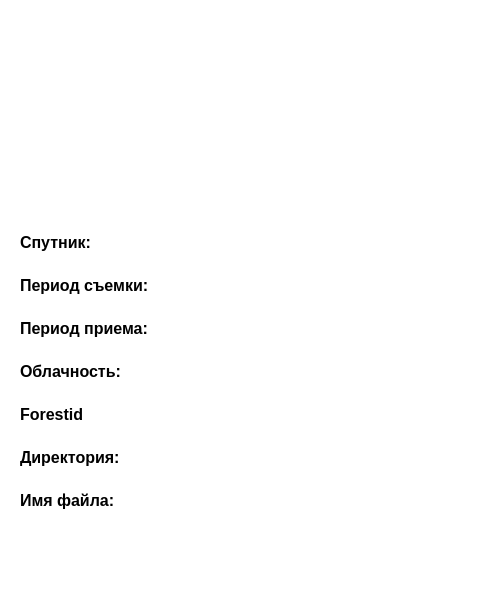
Before: the Qt Designer form UI/infoWidget.ui in Quitzero/MyDiplom, drawn with Qt 5.
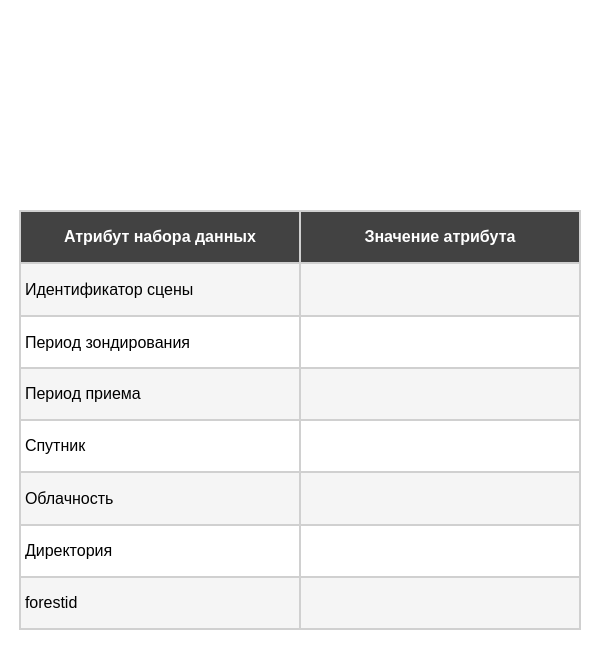
After: the same form once the commit is applied. Icons and pictures are not drawn.

Patch:
```diff
--- a/UI/infoWidget.ui
+++ b/UI/infoWidget.ui
@@ -6,20 +6,20 @@
    <rect>
     <x>0</x>
     <y>0</y>
-    <width>500</width>
-    <height>600</height>
+    <width>600</width>
+    <height>650</height>
    </rect>
   </property>
   <property name="minimumSize">
    <size>
-    <width>500</width>
-    <height>600</height>
+    <width>600</width>
+    <height>650</height>
    </size>
   </property>
   <property name="maximumSize">
    <size>
-    <width>500</width>
-    <height>600</height>
+    <width>600</width>
+    <height>650</height>
    </size>
   </property>
   <property name="windowTitle">
@@ -31,8 +31,20 @@
 }</string>
   </property>
   <layout class="QVBoxLayout" name="verticalLayout">
+   <property name="spacing">
+    <number>10</number>
+   </property>
+   <property name="leftMargin">
+    <number>19</number>
+   </property>
+   <property name="topMargin">
+    <number>0</number>
+   </property>
+   <property name="rightMargin">
+    <number>19</number>
+   </property>
    <property name="bottomMargin">
-    <number>40</number>
+    <number>20</number>
    </property>
    <item>
     <layout class="QHBoxLayout" name="horizontalLayout">
@@ -93,57 +105,99 @@
     </layout>
    </item>
    <item>
-    <widget class="QScrollArea" name="scrollArea">
+    <widget class="QFrame" name="frame">
      <property name="minimumSize">
       <size>
-       <width>400</width>
-       <height>0</height>
-      </size>
-     </property>
-     <property name="maximumSize">
-      <size>
-       <width>482</width>
-       <height>16777215</height>
+       <width>0</width>
+       <height>380</height>
       </size>
      </property>
      <property name="styleSheet">
-      <string notr="true">QScrollArea{
-border:0px;
+      <string notr="true">QFrame{
+border: 1px solid rgb(208, 208, 208);
 }
-QWidget{
-background-color: rgb(255, 255, 255);
-
-}</string>
+</string>
      </property>
-     <property name="widgetResizable">
-      <bool>true</bool>
+     <property name="frameShape">
+      <enum>QFrame::StyledPanel</enum>
      </property>
-     <widget class="QWidget" name="scrollAreaWidgetContents">
-      <property name="geometry">
-       <rect>
-        <x>0</x>
-        <y>0</y>
-        <width>482</width>
-        <height>343</height>
-       </rect>
+     <property name="frameShadow">
+      <enum>QFrame::Raised</enum>
       </property>
       <layout class="QVBoxLayout" name="verticalLayout_2">
        <property name="spacing">
-        <number>10</number>
-       </property>
+       <number>0</number>
+      </property>
+      <property name="leftMargin">
+       <number>0</number>
+      </property>
+      <property name="topMargin">
+       <number>0</number>
+      </property>
+      <property name="rightMargin">
+       <number>0</number>
+      </property>
+      <property name="bottomMargin">
+       <number>0</number>
+      </property>
        <item>
-        <layout class="QHBoxLayout" name="horizontalLayout_2">
+       <layout class="QHBoxLayout" name="horizontalLayout_10">
+        <property name="spacing">
+         <number>0</number>
+        </property>
          <item>
-          <widget class="QLabel" name="SatelliteLabel">
+         <widget class="QLabel" name="SatelliteLabel_2">
            <property name="minimumSize">
             <size>
-             <width>150</width>
+            <width>280</width>
+            <height>30</height>
+           </size>
+          </property>
+          <property name="maximumSize">
+           <size>
+            <width>280</width>
+            <height>16777215</height>
+           </size>
+          </property>
+          <property name="font">
+           <font>
+            <pointsize>12</pointsize>
+            <weight>75</weight>
+            <bold>true</bold>
+           </font>
+          </property>
+          <property name="cursor">
+           <cursorShape>IBeamCursor</cursorShape>
+          </property>
+          <property name="layoutDirection">
+           <enum>Qt::LeftToRight</enum>
+          </property>
+          <property name="styleSheet">
+           <string notr="true">color: rgb(255, 255, 255);
+background-color: rgb(66, 66, 66);</string>
+          </property>
+          <property name="text">
+           <string>Атрибут набора данных</string>
+          </property>
+          <property name="alignment">
+           <set>Qt::AlignCenter</set>
+          </property>
+          <property name="textInteractionFlags">
+           <set>Qt::LinksAccessibleByMouse|Qt::TextSelectableByMouse</set>
+          </property>
+         </widget>
+        </item>
+        <item>
+         <widget class="QLabel" name="Satellite_2">
+          <property name="minimumSize">
+           <size>
+            <width>280</width>
              <height>0</height>
             </size>
            </property>
            <property name="maximumSize">
             <size>
-             <width>150</width>
+            <width>280</width>
              <height>16777215</height>
             </size>
            </property>
@@ -157,23 +211,84 @@
            <property name="cursor">
             <cursorShape>IBeamCursor</cursorShape>
            </property>
+          <property name="styleSheet">
+           <string notr="true">color: rgb(255, 255, 255);
+background-color: rgb(66, 66, 66);</string>
+          </property>
            <property name="text">
-            <string>Спутник:</string>
-           </property>
+           <string>Значение атрибута</string>
+          </property>
+          <property name="alignment">
+           <set>Qt::AlignCenter</set>
+          </property>
+          <property name="wordWrap">
+           <bool>true</bool>
+          </property>
            <property name="textInteractionFlags">
             <set>Qt::LinksAccessibleByMouse|Qt::TextSelectableByMouse</set>
            </property>
           </widget>
          </item>
+       </layout>
+      </item>
          <item>
-          <widget class="QLabel" name="Satellite">
+       <layout class="QHBoxLayout" name="horizontalLayout_4">
+        <property name="spacing">
+         <number>0</number>
+        </property>
+        <item>
+         <widget class="QLabel" name="SceneIdentifierLabel">
+          <property name="minimumSize">
+           <size>
+            <width>150</width>
+            <height>30</height>
+           </size>
+          </property>
+          <property name="maximumSize">
+           <size>
+            <width>280</width>
+            <height>16777215</height>
+           </size>
+          </property>
            <property name="font">
             <font>
-             <pointsize>10</pointsize>
+            <pointsize>12</pointsize>
+            <weight>50</weight>
+            <bold>false</bold>
             </font>
            </property>
            <property name="cursor">
             <cursorShape>IBeamCursor</cursorShape>
+          </property>
+          <property name="styleSheet">
+           <string notr="true">background-color: rgb(245, 245, 245);</string>
+          </property>
+          <property name="text">
+           <string>Идентификатор сцены</string>
+          </property>
+          <property name="textInteractionFlags">
+           <set>Qt::LinksAccessibleByMouse|Qt::TextSelectableByMouse</set>
+          </property>
+         </widget>
+        </item>
+        <item>
+         <widget class="QLabel" name="SceneIdentifier">
+          <property name="maximumSize">
+           <size>
+            <width>280</width>
+            <height>16777215</height>
+           </size>
+          </property>
+          <property name="font">
+           <font>
+            <pointsize>12</pointsize>
+           </font>
+          </property>
+          <property name="cursor">
+           <cursorShape>IBeamCursor</cursorShape>
+          </property>
+          <property name="styleSheet">
+           <string notr="true">background-color: rgb(245, 245, 245);</string>
            </property>
            <property name="text">
             <string/>
@@ -189,64 +304,67 @@
         </layout>
        </item>
        <item>
-        <layout class="QHBoxLayout" name="horizontalLayout_3">
+       <layout class="QHBoxLayout" name="horizontalLayout_9">
+        <property name="spacing">
+         <number>0</number>
+        </property>
          <item>
           <widget class="QLabel" name="sensingTimeLabel">
            <property name="minimumSize">
             <size>
              <width>150</width>
-             <height>0</height>
+            <height>30</height>
             </size>
            </property>
            <property name="maximumSize">
             <size>
-             <width>150</width>
+            <width>280</width>
              <height>16777215</height>
             </size>
            </property>
            <property name="font">
             <font>
              <pointsize>12</pointsize>
-             <weight>75</weight>
-             <bold>true</bold>
-            </font>
-           </property>
-           <property name="cursor">
-            <cursorShape>IBeamCursor</cursorShape>
+            <weight>50</weight>
+            <bold>false</bold>
+           </font>
+          </property>
+          <property name="styleSheet">
+           <string notr="true"/>
            </property>
            <property name="text">
-            <string>Период съемки:</string>
-           </property>
-           <property name="textInteractionFlags">
-            <set>Qt::LinksAccessibleByMouse|Qt::TextSelectableByMouse</set>
+           <string>Период зондирования</string>
            </property>
           </widget>
          </item>
          <item>
           <widget class="QLabel" name="sensingTime">
+          <property name="maximumSize">
+           <size>
+            <width>280</width>
+            <height>16777215</height>
+           </size>
+          </property>
            <property name="font">
             <font>
-             <pointsize>10</pointsize>
-            </font>
-           </property>
-           <property name="cursor">
-            <cursorShape>IBeamCursor</cursorShape>
+            <pointsize>12</pointsize>
+           </font>
+          </property>
+          <property name="styleSheet">
+           <string notr="true"/>
            </property>
            <property name="text">
             <string/>
            </property>
-           <property name="wordWrap">
-            <bool>true</bool>
-           </property>
-           <property name="textInteractionFlags">
-            <set>Qt::LinksAccessibleByMouse|Qt::TextSelectableByMouse</set>
-           </property>
           </widget>
          </item>
         </layout>
        </item>
        <item>
-        <layout class="QHBoxLayout" name="horizontalLayout_4">
+       <layout class="QHBoxLayout" name="horizontalLayout_6">
+        <property name="spacing">
+         <number>0</number>
+        </property>
          <item>
           <widget class="QLabel" name="creationTimeLabel">
            <property name="minimumSize">
@@ -257,22 +375,25 @@
            </property>
            <property name="maximumSize">
             <size>
-             <width>150</width>
+            <width>280</width>
              <height>16777215</height>
             </size>
            </property>
            <property name="font">
             <font>
              <pointsize>12</pointsize>
-             <weight>75</weight>
-             <bold>true</bold>
+            <weight>50</weight>
+            <bold>false</bold>
             </font>
            </property>
            <property name="cursor">
             <cursorShape>IBeamCursor</cursorShape>
            </property>
+          <property name="styleSheet">
+           <string notr="true">background-color: rgb(245, 245, 245);</string>
+          </property>
            <property name="text">
-            <string>Период приема:</string>
+           <string>Период приема</string>
            </property>
            <property name="textInteractionFlags">
             <set>Qt::LinksAccessibleByMouse|Qt::TextSelectableByMouse</set>
@@ -281,14 +402,23 @@
          </item>
          <item>
           <widget class="QLabel" name="creationTime">
+          <property name="maximumSize">
+           <size>
+            <width>280</width>
+            <height>16777215</height>
+           </size>
+          </property>
            <property name="font">
             <font>
-             <pointsize>10</pointsize>
+            <pointsize>12</pointsize>
             </font>
            </property>
            <property name="cursor">
             <cursorShape>IBeamCursor</cursorShape>
            </property>
+          <property name="styleSheet">
+           <string notr="true">background-color: rgb(245, 245, 245);</string>
+          </property>
            <property name="text">
             <string/>
            </property>
@@ -303,33 +433,111 @@
         </layout>
        </item>
        <item>
-        <layout class="QHBoxLayout" name="horizontalLayout_5">
+       <layout class="QHBoxLayout" name="horizontalLayout_3">
+        <property name="spacing">
+         <number>0</number>
+        </property>
+        <item>
+         <widget class="QLabel" name="satelliteLabel">
+          <property name="minimumSize">
+           <size>
+            <width>150</width>
+            <height>30</height>
+           </size>
+          </property>
+          <property name="maximumSize">
+           <size>
+            <width>280</width>
+            <height>16777215</height>
+           </size>
+          </property>
+          <property name="font">
+           <font>
+            <pointsize>12</pointsize>
+            <weight>50</weight>
+            <bold>false</bold>
+           </font>
+          </property>
+          <property name="cursor">
+           <cursorShape>IBeamCursor</cursorShape>
+          </property>
+          <property name="styleSheet">
+           <string notr="true"/>
+          </property>
+          <property name="text">
+           <string>Cпутник</string>
+          </property>
+          <property name="textInteractionFlags">
+           <set>Qt::LinksAccessibleByMouse|Qt::TextSelectableByMouse</set>
+          </property>
+         </widget>
+        </item>
+        <item>
+         <widget class="QLabel" name="satellite">
+          <property name="maximumSize">
+           <size>
+            <width>280</width>
+            <height>16777215</height>
+           </size>
+          </property>
+          <property name="font">
+           <font>
+            <pointsize>12</pointsize>
+           </font>
+          </property>
+          <property name="cursor">
+           <cursorShape>IBeamCursor</cursorShape>
+          </property>
+          <property name="styleSheet">
+           <string notr="true"/>
+          </property>
+          <property name="text">
+           <string/>
+          </property>
+          <property name="wordWrap">
+           <bool>true</bool>
+          </property>
+          <property name="textInteractionFlags">
+           <set>Qt::LinksAccessibleByMouse|Qt::TextSelectableByMouse</set>
+          </property>
+         </widget>
+        </item>
+       </layout>
+      </item>
+      <item>
+       <layout class="QHBoxLayout" name="horizontalLayout_2">
+        <property name="spacing">
+         <number>0</number>
+        </property>
          <item>
           <widget class="QLabel" name="cloudPercentageLabel">
            <property name="minimumSize">
             <size>
              <width>150</width>
-             <height>0</height>
+            <height>30</height>
             </size>
            </property>
            <property name="maximumSize">
             <size>
-             <width>150</width>
+            <width>280</width>
              <height>16777215</height>
             </size>
            </property>
            <property name="font">
             <font>
              <pointsize>12</pointsize>
-             <weight>75</weight>
-             <bold>true</bold>
+            <weight>50</weight>
+            <bold>false</bold>
             </font>
            </property>
            <property name="cursor">
             <cursorShape>IBeamCursor</cursorShape>
            </property>
+          <property name="styleSheet">
+           <string notr="true">background-color: rgb(245, 245, 245);</string>
+          </property>
            <property name="text">
-            <string>Облачность:</string>
+           <string>Облачность</string>
            </property>
            <property name="textInteractionFlags">
             <set>Qt::LinksAccessibleByMouse|Qt::TextSelectableByMouse</set>
@@ -338,70 +546,22 @@
          </item>
          <item>
           <widget class="QLabel" name="cloudPercentage">
-           <property name="font">
-            <font>
-             <pointsize>10</pointsize>
-            </font>
-           </property>
-           <property name="cursor">
-            <cursorShape>IBeamCursor</cursorShape>
-           </property>
-           <property name="text">
-            <string/>
-           </property>
-           <property name="wordWrap">
-            <bool>true</bool>
-           </property>
-           <property name="textInteractionFlags">
-            <set>Qt::LinksAccessibleByMouse|Qt::TextSelectableByMouse</set>
-           </property>
-          </widget>
-         </item>
-        </layout>
-       </item>
-       <item>
-        <layout class="QHBoxLayout" name="horizontalLayout_6">
-         <item>
-          <widget class="QLabel" name="forestidLabel">
-           <property name="minimumSize">
-            <size>
-             <width>150</width>
-             <height>0</height>
-            </size>
-           </property>
            <property name="maximumSize">
             <size>
-             <width>150</width>
+            <width>280</width>
              <height>16777215</height>
             </size>
            </property>
            <property name="font">
             <font>
              <pointsize>12</pointsize>
-             <weight>75</weight>
-             <bold>true</bold>
             </font>
            </property>
            <property name="cursor">
             <cursorShape>IBeamCursor</cursorShape>
            </property>
-           <property name="text">
-            <string>Forestid</string>
-           </property>
-           <property name="textInteractionFlags">
-            <set>Qt::LinksAccessibleByMouse|Qt::TextSelectableByMouse</set>
-           </property>
-          </widget>
-         </item>
-         <item>
-          <widget class="QLabel" name="forestid">
-           <property name="font">
-            <font>
-             <pointsize>10</pointsize>
-            </font>
-           </property>
-           <property name="cursor">
-            <cursorShape>IBeamCursor</cursorShape>
+          <property name="styleSheet">
+           <string notr="true">background-color: rgb(245, 245, 245);</string>
            </property>
            <property name="text">
             <string/>
@@ -417,33 +577,39 @@
         </layout>
        </item>
        <item>
-        <layout class="QHBoxLayout" name="horizontalLayout_7">
+       <layout class="QHBoxLayout" name="horizontalLayout_5">
+        <property name="spacing">
+         <number>0</number>
+        </property>
          <item>
           <widget class="QLabel" name="DirectoryLabel">
            <property name="minimumSize">
             <size>
              <width>150</width>
-             <height>0</height>
+            <height>30</height>
             </size>
            </property>
            <property name="maximumSize">
             <size>
-             <width>150</width>
+            <width>280</width>
              <height>16777215</height>
             </size>
            </property>
            <property name="font">
             <font>
              <pointsize>12</pointsize>
-             <weight>75</weight>
-             <bold>true</bold>
+            <weight>50</weight>
+            <bold>false</bold>
             </font>
            </property>
            <property name="cursor">
             <cursorShape>IBeamCursor</cursorShape>
            </property>
+          <property name="styleSheet">
+           <string notr="true"/>
+          </property>
            <property name="text">
-            <string>Директория:</string>
+           <string>Директория</string>
            </property>
            <property name="textInteractionFlags">
             <set>Qt::LinksAccessibleByMouse|Qt::TextSelectableByMouse</set>
@@ -452,112 +618,112 @@
          </item>
          <item>
           <widget class="QLabel" name="Directory">
-           <property name="text">
-            <string/>
-           </property>
-          </widget>
-         </item>
-        </layout>
-       </item>
-       <item>
-        <layout class="QHBoxLayout" name="horizontalLayout_9">
-         <item>
-          <widget class="QLabel" name="FileNameLabel">
            <property name="minimumSize">
             <size>
-             <width>150</width>
+            <width>238</width>
              <height>0</height>
             </size>
            </property>
            <property name="maximumSize">
             <size>
-             <width>150</width>
+            <width>280</width>
              <height>16777215</height>
             </size>
            </property>
            <property name="font">
             <font>
              <pointsize>12</pointsize>
-             <weight>75</weight>
-             <bold>true</bold>
-            </font>
-           </property>
-           <property name="text">
-            <string>Имя файла:</string>
-           </property>
-          </widget>
-         </item>
-         <item>
-          <widget class="QLabel" name="FileName">
+           </font>
+          </property>
+          <property name="cursor">
+           <cursorShape>IBeamCursor</cursorShape>
+          </property>
+          <property name="styleSheet">
+           <string notr="true"/>
+          </property>
            <property name="text">
             <string/>
            </property>
+          <property name="wordWrap">
+           <bool>true</bool>
+          </property>
+          <property name="textInteractionFlags">
+           <set>Qt::LinksAccessibleByMouse|Qt::TextSelectableByMouse</set>
+          </property>
           </widget>
          </item>
         </layout>
        </item>
        <item>
-        <layout class="QHBoxLayout" name="horizontalLayout_8">
+       <layout class="QHBoxLayout" name="horizontalLayout_7">
+        <property name="spacing">
+         <number>0</number>
+        </property>
          <item>
-          <widget class="QPushButton" name="LoadButton">
+         <widget class="QLabel" name="forestidLabel">
            <property name="minimumSize">
             <size>
-             <width>24</width>
-             <height>24</height>
+            <width>280</width>
+            <height>30</height>
             </size>
            </property>
            <property name="maximumSize">
             <size>
-             <width>24</width>
-             <height>24</height>
+            <width>280</width>
+            <height>16777215</height>
             </size>
            </property>
            <property name="font">
             <font>
              <pointsize>12</pointsize>
-             <weight>75</weight>
-             <bold>true</bold>
+            <weight>50</weight>
+            <bold>false</bold>
             </font>
            </property>
            <property name="cursor">
             <cursorShape>PointingHandCursor</cursorShape>
            </property>
            <property name="styleSheet">
-            <string notr="true">QPushButton{
-border:none;
-width:24px;
-height:24px;
-}
-QPushButton{
-background-image: url(:/download/download-blue.png);
-}
-QPushButton:hover:!pressed{
-background-image: url(:/download/download-red.png);
-}
-</string>
+           <string notr="true">background-color: rgb(245, 245, 245);</string>
            </property>
            <property name="text">
-            <string/>
-           </property>
+           <string>forestid</string>
+          </property>
+          <property name="textInteractionFlags">
+           <set>Qt::LinksAccessibleByMouse|Qt::TextSelectableByMouse</set>
+          </property>
           </widget>
          </item>
          <item>
-          <spacer name="horizontalSpacer_3">
-           <property name="orientation">
-            <enum>Qt::Horizontal</enum>
-           </property>
-           <property name="sizeHint" stdset="0">
+         <widget class="QLabel" name="forestid">
+          <property name="minimumSize">
+           <size>
+            <width>280</width>
+            <height>0</height>
+           </size>
+          </property>
+          <property name="maximumSize">
             <size>
-             <width>40</width>
-             <height>20</height>
-            </size>
-           </property>
-          </spacer>
+            <width>280</width>
+            <height>16777215</height>
+           </size>
+          </property>
+          <property name="font">
+           <font>
+            <pointsize>12</pointsize>
+           </font>
+          </property>
+          <property name="styleSheet">
+           <string notr="true">background-color: rgb(245, 245, 245);</string>
+          </property>
+          <property name="text">
+           <string/>
+          </property>
+         </widget>
          </item>
         </layout>
        </item>
       </layout>
-     </widget>
     </widget>
    </item>
   </layout>
```
Left out of the diff: 2 changed lines with no effect on the pictures. Lines whose indentation alone changed are shown as unchanged.
